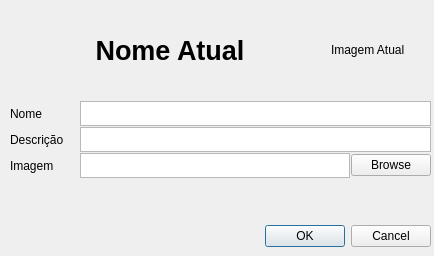
Qt form editinfo.ui (AlexFMM/mp3Player) before a commit.
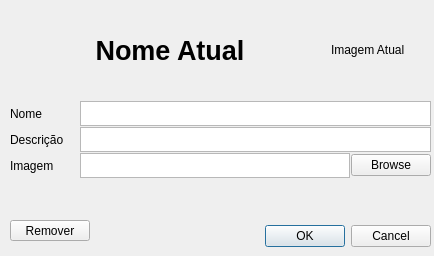
The same form after that commit.

Commit message: Design finished. Remove button added. The app starts clean

```diff
--- a/editinfo.ui
+++ b/editinfo.ui
@@ -52,6 +52,12 @@
      <layout class="QHBoxLayout" name="horizontalLayout_3">
       <item>
        <widget class="QLabel" name="title">
+        <property name="sizePolicy">
+         <sizepolicy hsizetype="Preferred" vsizetype="Fixed">
+          <horstretch>0</horstretch>
+          <verstretch>0</verstretch>
+         </sizepolicy>
+        </property>
         <property name="minimumSize">
          <size>
           <width>0</width>
@@ -61,7 +67,7 @@
         <property name="maximumSize">
          <size>
           <width>16777215</width>
-          <height>30</height>
+          <height>100</height>
          </size>
         </property>
         <property name="font">
@@ -262,6 +268,19 @@
     </item>
    </layout>
   </widget>
+  <widget class="QPushButton" name="pushButton">
+   <property name="geometry">
+    <rect>
+     <x>10</x>
+     <y>220</y>
+     <width>80</width>
+     <height>21</height>
+    </rect>
+   </property>
+   <property name="text">
+    <string>Remover</string>
+   </property>
+  </widget>
  </widget>
  <resources/>
  <connections/>
```
Left out of the diff: 2 changed lines with no effect on the pictures. The commit also changes 2 other files.
